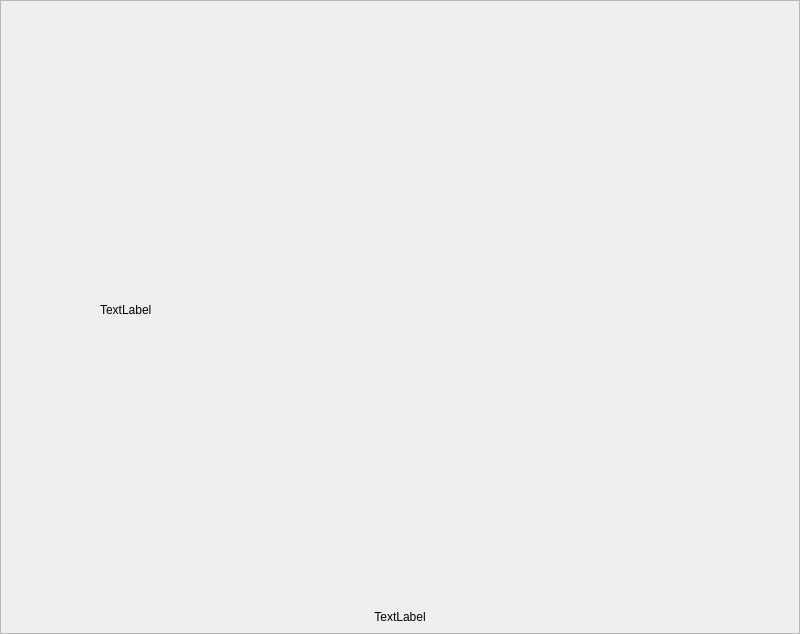
VitaeTeam/Vitae, file src/qt/vitae/forms/loadingdialog.ui: the form before one commit.
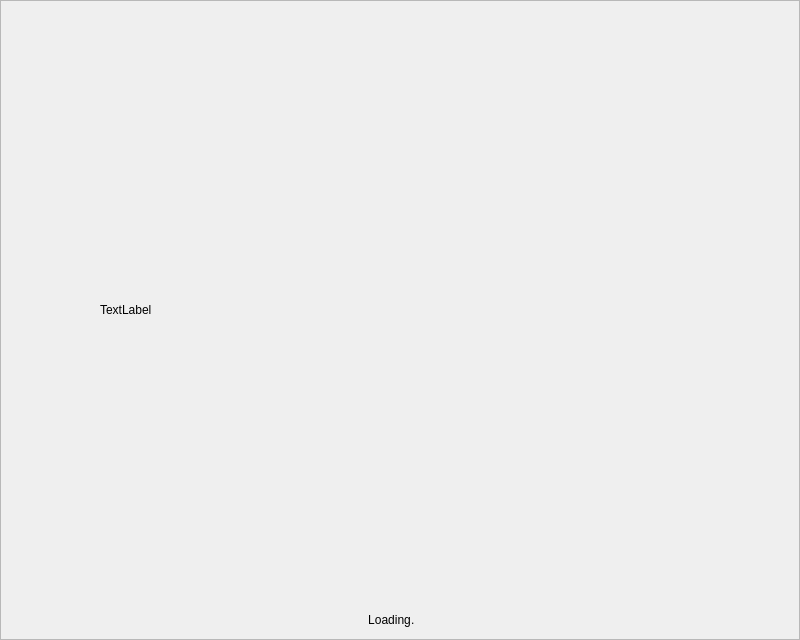
The form after the commit.

Commit message:
[GUI] loading text animation.
# Conflicts:
#	src/qt/vitae/loadingdialog.h

The edit to the form file:
```diff
--- a/src/qt/vitae/forms/loadingdialog.ui
+++ b/src/qt/vitae/forms/loadingdialog.ui
@@ -7,7 +7,7 @@
     <x>0</x>
     <y>0</y>
     <width>800</width>
-    <height>600</height>
+    <height>636</height>
    </rect>
   </property>
   <property name="windowTitle">
@@ -84,14 +84,80 @@
            </property>
           </widget>
          </item>
-         <item>
-          <widget class="QLabel" name="labelMessage">
-           <property name="text">
-            <string>TextLabel</string>
+         <item alignment="Qt::AlignHCenter">
+          <widget class="QWidget" name="widget" native="true">
+           <property name="minimumSize">
+            <size>
+             <width>0</width>
+             <height>0</height>
+            </size>
            </property>
-           <property name="alignment">
-            <set>Qt::AlignCenter</set>
-           </property>
+           <layout class="QHBoxLayout" name="horizontalLayout">
+            <property name="spacing">
+             <number>0</number>
+            </property>
+            <property name="leftMargin">
+             <number>0</number>
+            </property>
+            <property name="topMargin">
+             <number>0</number>
+            </property>
+            <property name="rightMargin">
+             <number>0</number>
+            </property>
+            <property name="bottomMargin">
+             <number>0</number>
+            </property>
+            <item>
+             <spacer name="horizontalSpacer">
+              <property name="orientation">
+               <enum>Qt::Horizontal</enum>
+              </property>
+              <property name="sizeHint" stdset="0">
+               <size>
+                <width>40</width>
+                <height>20</height>
+               </size>
+              </property>
+             </spacer>
+            </item>
+            <item>
+             <widget class="QLabel" name="labelMessage">
+              <property name="text">
+               <string>Loading</string>
+              </property>
+              <property name="alignment">
+               <set>Qt::AlignCenter</set>
+              </property>
+             </widget>
+            </item>
+            <item>
+             <widget class="QLabel" name="labelDots">
+              <property name="minimumSize">
+               <size>
+                <width>20</width>
+                <height>0</height>
+               </size>
+              </property>
+              <property name="text">
+               <string>.</string>
+              </property>
+             </widget>
+            </item>
+            <item>
+             <spacer name="horizontalSpacer_2">
+              <property name="orientation">
+               <enum>Qt::Horizontal</enum>
+              </property>
+              <property name="sizeHint" stdset="0">
+               <size>
+                <width>40</width>
+                <height>20</height>
+               </size>
+              </property>
+             </spacer>
+            </item>
+           </layout>
           </widget>
          </item>
         </layout>
```
The commit also changes 2 other files.
